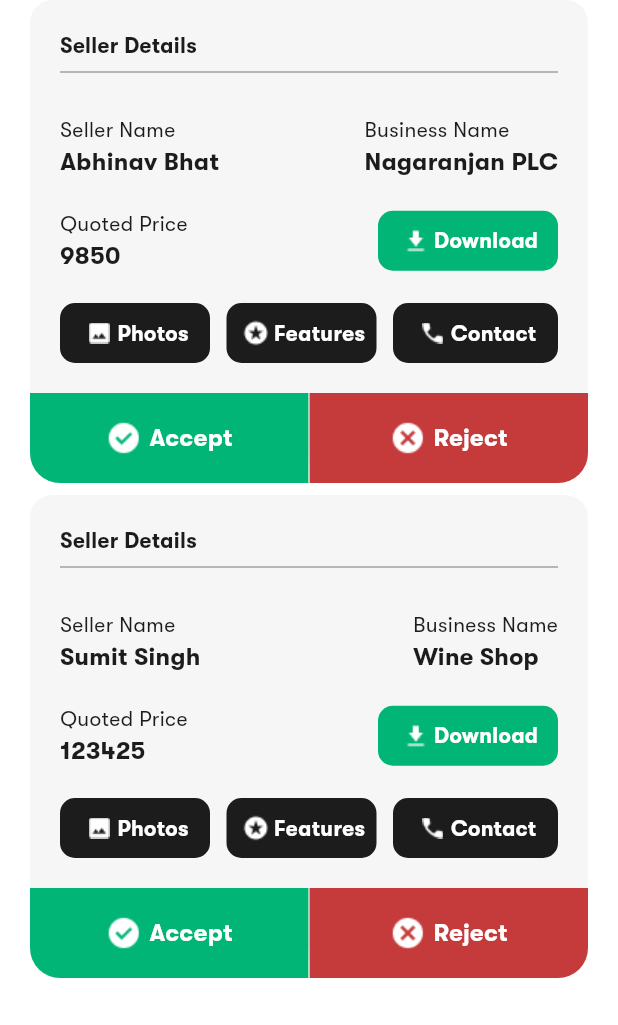
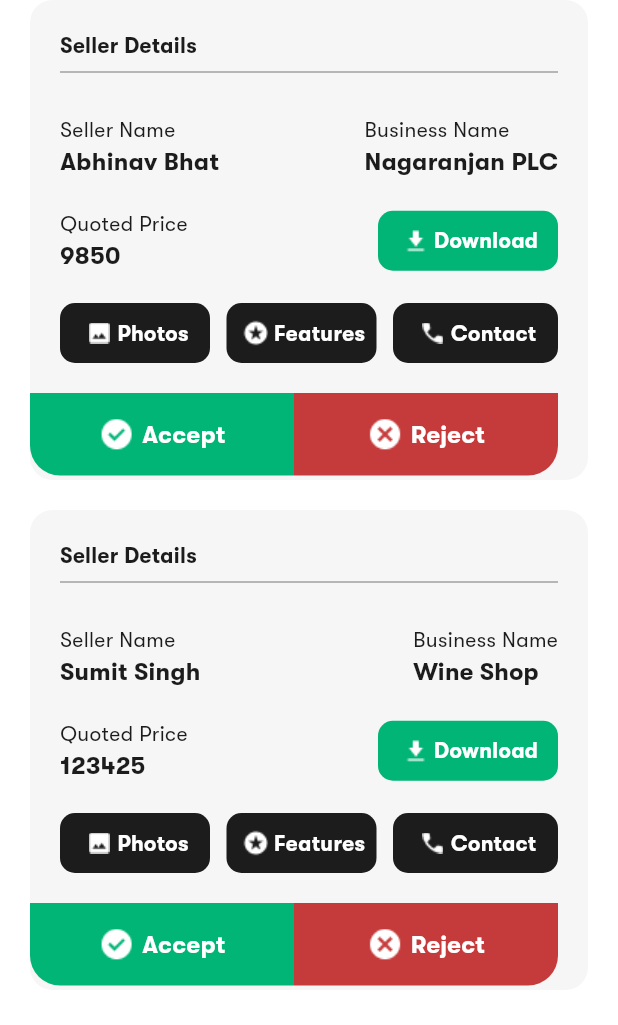
Before and after one commit to bestrate-espl/bestrateapp, a Flutter app: the TabAll screen opened directly, on a phone screen of 412 x 824 dp. Shown: the top 1025 px of the screen. Run offline on Flutter 3.47's test engine with Material 3 defaults, Android fonts, the light colour scheme and no system bars; our stand-ins replace get, pin_code_fields, smooth_page_indicator.

Commit message:
Work update(19-02-2024) - Fixed design issue according to Android abd iPhone

```diff
--- a/lib/drawer/screen/view_inquiry_details.dart
+++ b/lib/drawer/screen/view_inquiry_details.dart
@@ -73,7 +73,7 @@
                     Padding(
                       padding: const EdgeInsets.all(20),
                       child: Container(
-                        height: 385,
+                        height: 425,
                         decoration: BoxDecoration(
                             color: BestRateColorConstant.cardBg,
                             borderRadius: BorderRadius.circular(20)
--- a/lib/tab_screens/all.dart
+++ b/lib/tab_screens/all.dart
@@ -25,7 +25,7 @@
             return Padding(
               padding: const EdgeInsets.fromLTRB(20,0,20,20),
               child: Container(
-                height: 310,
+                height: 320,
                 decoration: BoxDecoration(
                   color: BestRateColorConstant.cardBg,
                   borderRadius: BorderRadius.circular(15)
@@ -201,11 +201,11 @@
                     Padding(
                       padding: const EdgeInsets.fromLTRB(0,20,0,0),
                       child: Row(
-                        mainAxisAlignment: MainAxisAlignment.spaceBetween,
+
                         children: [
                           Container(
-                            width: 185.6,
-                            height: 60,
+                            width: 176,
+                            height: 55,
                             decoration: BoxDecoration(
                               color: BestRateColorConstant.green,
                               borderRadius: BorderRadius.only(
@@ -227,8 +227,8 @@
                             ),
                           ),
                           Container(
-                            width: 185.6,
-                            height: 60,
+                            width: 176,
+                            height: 55,
                             decoration: BoxDecoration(
                                 color: BestRateColorConstant.darkRed,
                                 borderRadius: BorderRadius.only(
```
Also changed, not shown: lib/screens/on_boarding_screen.dart (+7 -3 lines), lib/drawer/screen/home.dart (line endings or trailing spaces), pubspec.lock, 10 other files.
